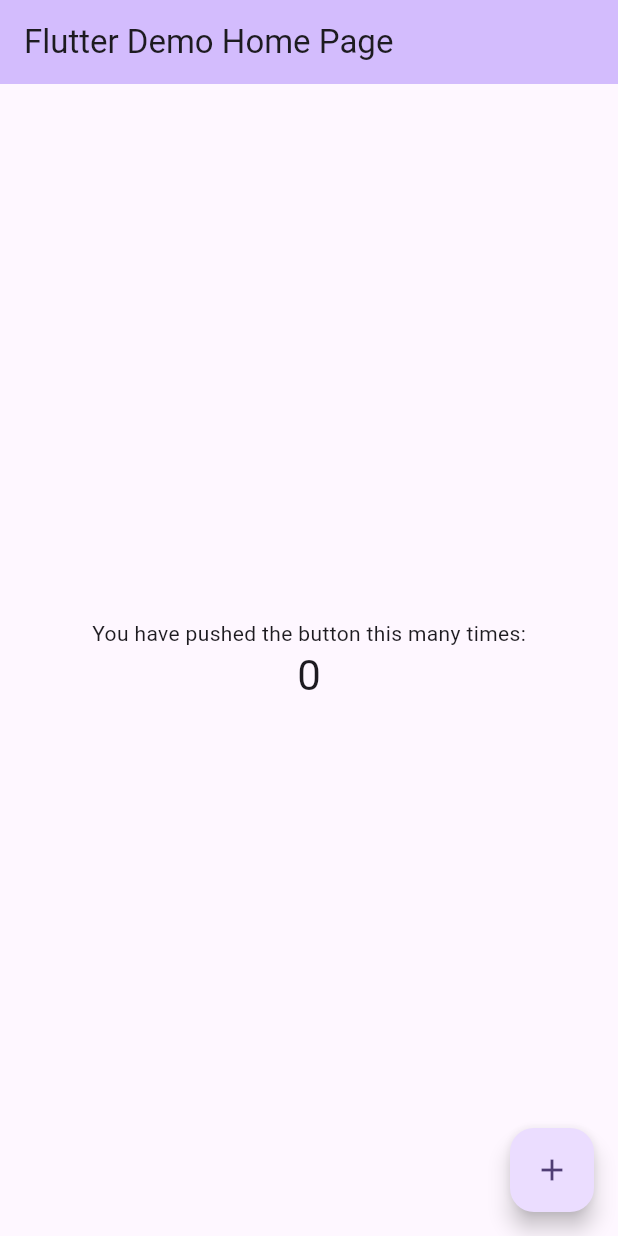
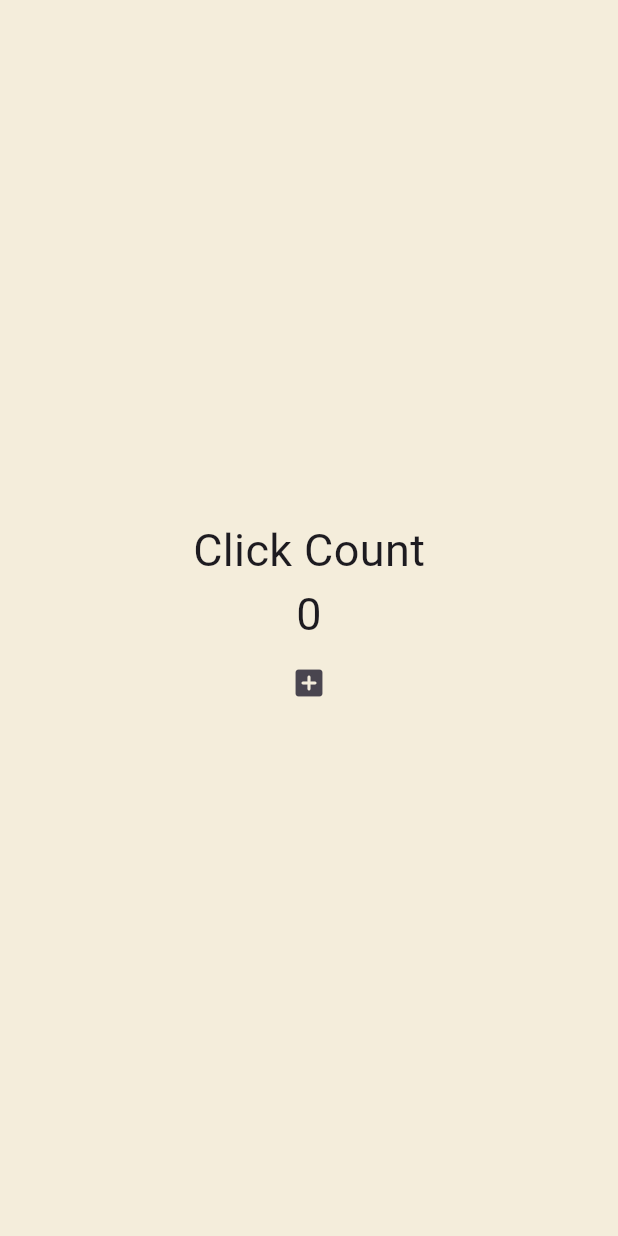
Before and after one commit to 0407chan/flutter_stateful_widget, a Flutter app: the screen it shows after launch, on a phone screen of 412 x 824 dp. Run offline on Flutter 3.47's test engine with Material 3 defaults, Android fonts, the light colour scheme and no system bars.

Commit message:
4.0 State. statefulWidget 실습시작

```diff
--- a/lib/main.dart
+++ b/lib/main.dart
@@ -1,125 +1,56 @@
 import 'package:flutter/material.dart';
 
 void main() {
-  runApp(const MyApp());
+  runApp(const App());
 }
 
-class MyApp extends StatelessWidget {
-  const MyApp({super.key});
+class App extends StatefulWidget {
+  const App({super.key});
 
-  // This widget is the root of your application.
   @override
-  Widget build(BuildContext context) {
-    return MaterialApp(
-      title: 'Flutter Demo',
-      theme: ThemeData(
-        // This is the theme of your application.
-        //
-        // TRY THIS: Try running your application with "flutter run". You'll see
-        // the application has a purple toolbar. Then, without quitting the app,
-        // try changing the seedColor in the colorScheme below to Colors.green
-        // and then invoke "hot reload" (save your changes or press the "hot
-        // reload" button in a Flutter-supported IDE, or press "r" if you used
-        // the command line to start the app).
-        //
-        // Notice that the counter didn't reset back to zero; the application
-        // state is not lost during the reload. To reset the state, use hot
-        // restart instead.
-        //
-        // This works for code too, not just values: Most code changes can be
-        // tested with just a hot reload.
-        colorScheme: ColorScheme.fromSeed(seedColor: Colors.deepPurple),
-        useMaterial3: true,
-      ),
-      home: const MyHomePage(title: 'Flutter Demo Home Page'),
-    );
-  }
+  State<App> createState() => _AppState();
 }
 
-class MyHomePage extends StatefulWidget {
-  const MyHomePage({super.key, required this.title});
+class _AppState extends State<App> {
+  int counter = 0;
 
-  // This widget is the home page of your application. It is stateful, meaning
-  // that it has a State object (defined below) that contains fields that affect
-  // how it looks.
-
-  // This class is the configuration for the state. It holds the values (in this
-  // case the title) provided by the parent (in this case the App widget) and
-  // used by the build method of the State. Fields in a Widget subclass are
-  // always marked "final".
-
-  final String title;
-
-  @override
-  State<MyHomePage> createState() => _MyHomePageState();
-}
-
-class _MyHomePageState extends State<MyHomePage> {
-  int _counter = 0;
-
-  void _incrementCounter() {
+  void onClick() {
     setState(() {
-      // This call to setState tells the Flutter framework that something has
-      // changed in this State, which causes it to rerun the build method below
-      // so that the display can reflect the updated values. If we changed
-      // _counter without calling setState(), then the build method would not be
-      // called again, and so nothing would appear to happen.
-      _counter++;
+      counter++;
     });
   }
 
   @override
   Widget build(BuildContext context) {
-    // This method is rerun every time setState is called, for instance as done
-    // by the _incrementCounter method above.
-    //
-    // The Flutter framework has been optimized to make rerunning build methods
-    // fast, so that you can just rebuild anything that needs updating rather
-    // than having to individually change instances of widgets.
-    return Scaffold(
-      appBar: AppBar(
-        // TRY THIS: Try changing the color here to a specific color (to
-        // Colors.amber, perhaps?) and trigger a hot reload to see the AppBar
-        // change color while the other colors stay the same.
-        backgroundColor: Theme.of(context).colorScheme.inversePrimary,
-        // Here we take the value from the MyHomePage object that was created by
-        // the App.build method, and use it to set our appbar title.
-        title: Text(widget.title),
-      ),
-      body: Center(
-        // Center is a layout widget. It takes a single child and positions it
-        // in the middle of the parent.
-        child: Column(
-          // Column is also a layout widget. It takes a list of children and
-          // arranges them vertically. By default, it sizes itself to fit its
-          // children horizontally, and tries to be as tall as its parent.
-          //
-          // Column has various properties to control how it sizes itself and
-          // how it positions its children. Here we use mainAxisAlignment to
-          // center the children vertically; the main axis here is the vertical
-          // axis because Columns are vertical (the cross axis would be
-          // horizontal).
-          //
-          // TRY THIS: Invoke "debug painting" (choose the "Toggle Debug Paint"
-          // action in the IDE, or press "p" in the console), to see the
-          // wireframe for each widget.
-          mainAxisAlignment: MainAxisAlignment.center,
-          children: <Widget>[
-            const Text(
-              'You have pushed the button this many times:',
-            ),
-            Text(
-              '$_counter',
-              style: Theme.of(context).textTheme.headlineMedium,
-            ),
-          ],
+    return MaterialApp(
+      home: Scaffold(
+        backgroundColor: const Color(0xFFF4EDDB),
+        body: Center(
+          child: Column(
+            mainAxisAlignment: MainAxisAlignment.center,
+            children: [
+              const Text(
+                "Click Count",
+                style: TextStyle(
+                  fontSize: 30,
+                ),
+              ),
+              Text(
+                "$counter",
+                style: const TextStyle(
+                  fontSize: 30,
+                ),
+              ),
+              IconButton(
+                onPressed: onClick,
+                icon: const Icon(
+                  Icons.add_box_rounded,
+                ),
+              )
+            ],
+          ),
         ),
       ),
-      floatingActionButton: FloatingActionButton(
-        onPressed: _incrementCounter,
-        tooltip: 'Increment',
-        child: const Icon(Icons.add),
-      ), // This trailing comma makes auto-formatting nicer for build methods.
     );
   }
 }
```
